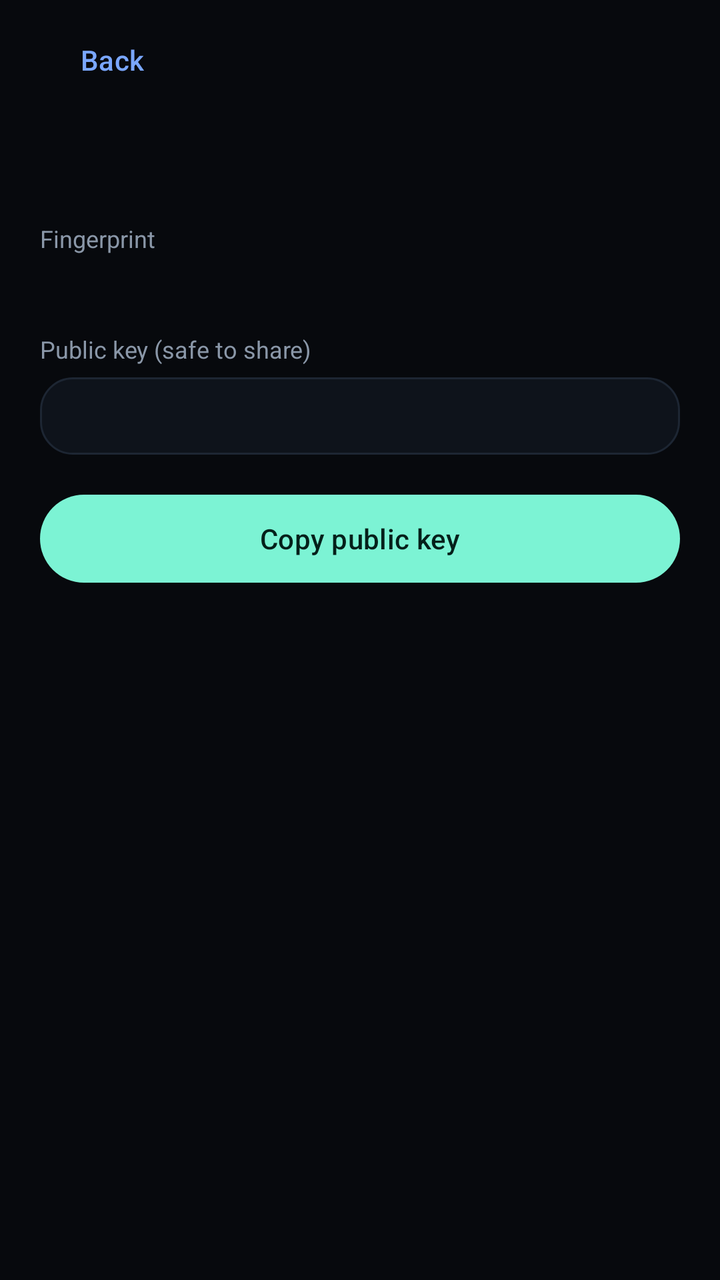
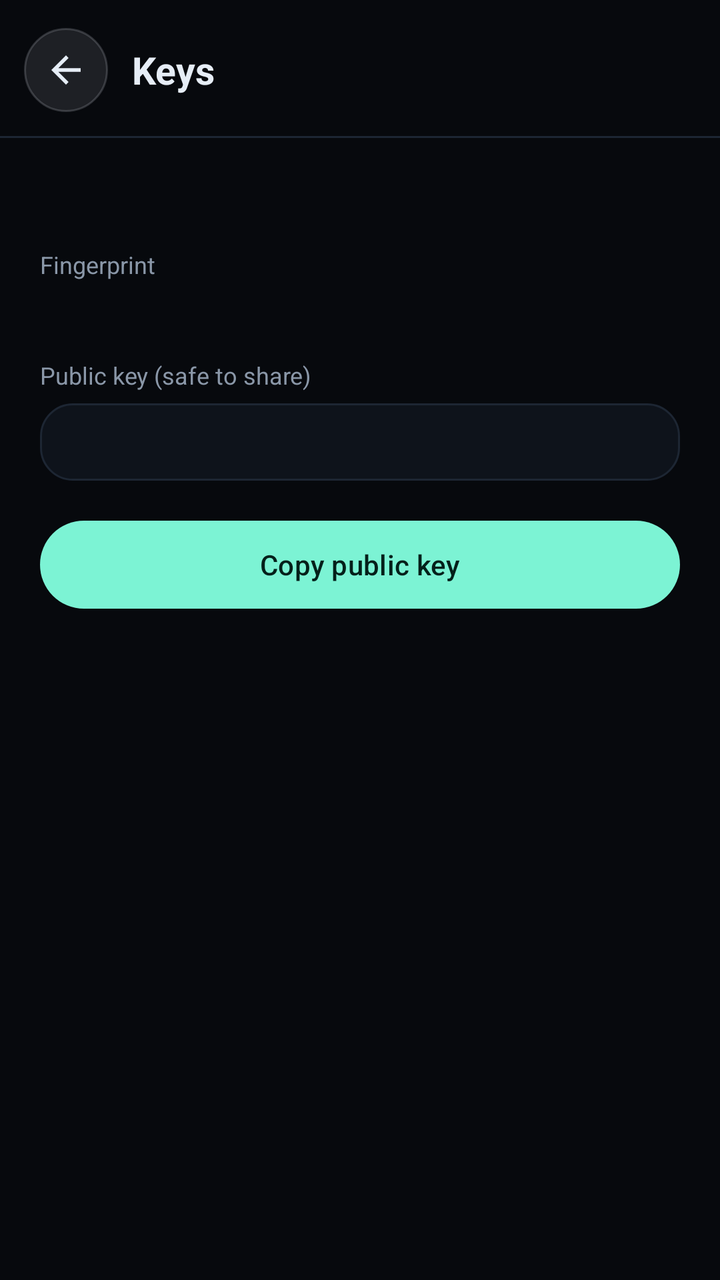

The first picture is an Android layout as it rendered before a commit; the second is the same layout after the commit. The layout source and the unified diff follow.
<!-- AndroidManifest.xml: application theme Theme.Sigil -->
<!-- res/layout/activity_keys.xml -->
<?xml version="1.0" encoding="utf-8"?>
<LinearLayout xmlns:android="http://schemas.android.com/apk/res/android"
    android:layout_width="match_parent"
    android:layout_height="match_parent"
    android:background="@color/bg"
    android:orientation="vertical">

    
    <LinearLayout
        android:layout_width="match_parent"
        android:layout_height="wrap_content"
        android:gravity="center_vertical"
        android:orientation="horizontal"
        android:paddingStart="12dp"
        android:paddingEnd="20dp"
        android:paddingTop="8dp"
        android:paddingBottom="4dp">

        <com.google.android.material.button.MaterialButton
            android:id="@+id/back"
            style="@style/Widget.Material3.Button.TextButton"
            android:layout_width="wrap_content"
            android:layout_height="44dp"
            android:text="Back"
            android:textAllCaps="false"
            android:textColor="@color/blue" />
    </LinearLayout>

    <ScrollView
        android:layout_width="match_parent"
        android:layout_height="0dp"
        android:layout_weight="1"
        android:overScrollMode="never"
        android:scrollbars="none">

        <LinearLayout
            android:layout_width="match_parent"
            android:layout_height="wrap_content"
            android:orientation="vertical"
            android:paddingStart="20dp"
            android:paddingEnd="20dp"
            android:paddingBottom="24dp">

            <TextView
                android:id="@+id/title"
                android:layout_width="wrap_content"
                android:layout_height="wrap_content"
                android:textColor="@color/text"
                android:textSize="26sp"
                android:textStyle="bold" />

            <TextView
                android:layout_width="wrap_content"
                android:layout_height="wrap_content"
                android:layout_marginTop="20dp"
                android:text="Fingerprint"
                android:textColor="@color/muted"
                android:textSize="12sp" />

            <TextView
                android:id="@+id/fpr"
                android:layout_width="match_parent"
                android:layout_height="wrap_content"
                android:fontFamily="monospace"
                android:textColor="@color/teal"
                android:textIsSelectable="true"
                android:textSize="14sp" />

            <TextView
                android:layout_width="wrap_content"
                android:layout_height="wrap_content"
                android:layout_marginTop="20dp"
                android:text="Public key (safe to share)"
                android:textColor="@color/muted"
                android:textSize="12sp" />

            <TextView
                android:id="@+id/armored"
                android:layout_width="match_parent"
                android:layout_height="wrap_content"
                android:layout_marginTop="6dp"
                android:background="@drawable/bg_card"
                android:fontFamily="monospace"
                android:padding="12dp"
                android:textColor="@color/text"
                android:textIsSelectable="true"
                android:textSize="11sp" />

            <com.google.android.material.button.MaterialButton
                android:id="@+id/copyBtn"
                style="@style/Widget.Material3.Button"
                android:layout_width="match_parent"
                android:layout_height="52dp"
                android:layout_marginTop="16dp"
                android:text="Copy public key"
                android:textAllCaps="false" />

            <com.google.android.material.button.MaterialButton
                android:id="@+id/exportBtn"
                style="@style/Widget.Material3.Button.OutlinedButton"
                android:layout_width="match_parent"
                android:layout_height="52dp"
                android:layout_marginTop="12dp"
                android:text="Export private key backup"
                android:textAllCaps="false"
                android:visibility="gone" />

            <com.google.android.material.button.MaterialButton
                android:id="@+id/wipeBtn"
                style="@style/Widget.Material3.Button.OutlinedButton"
                android:layout_width="match_parent"
                android:layout_height="52dp"
                android:layout_marginTop="12dp"
                android:text="Delete keys from this phone"
                android:textAllCaps="false"
                android:textColor="@color/danger"
                android:visibility="gone" />
        </LinearLayout>
    </ScrollView>
</LinearLayout>
<!-- resources referenced by this layout -->
<resources>
  <color name="bg">#FF07090D</color>
  <color name="blue">#FF7AA7FF</color>
  <color name="danger">#FFFF7A8A</color>
  <color name="muted">#FF8A97A8</color>
  <color name="teal">#FF7CF3D4</color>
  <color name="text">#FFE6EDF6</color>
  <!-- drawable bg_card (drawable) -->
  <?xml version="1.0" encoding="utf-8"?>
  <shape xmlns:android="http://schemas.android.com/apk/res/android" android:shape="rectangle">
      <solid android:color="@color/panel" />
      <stroke android:width="1dp" android:color="@color/line" />
      <corners android:radius="16dp" />
  </shape>
  <style name="Theme.Sigil" parent="Theme.Material3.Dark.NoActionBar">
          <item name="colorPrimary">@color/teal</item>
          <item name="colorOnPrimary">@color/ink</item>
          <item name="colorSecondary">@color/blue</item>
          <item name="colorOnSecondary">@color/ink</item>
          <item name="colorSurface">@color/panel</item>
          <item name="colorOnSurface">@color/text</item>
          <item name="android:colorBackground">@color/bg</item>
          <item name="android:windowBackground">@color/bg</item>
          <item name="android:statusBarColor">@color/bg</item>
          <item name="android:navigationBarColor">@color/bg</item>
          <item name="android:windowLightStatusBar">false</item>
      </style>
  <color name="panel">#FF0E131B</color>
  <color name="line">#FF1D2633</color>
  <color name="ink">#FF04201A</color>
</resources>

<!-- the commit's change to res/layout/activity_keys.xml (unified diff, before → after) -->
@@ -9,23 +9,41 @@
     <LinearLayout
         android:layout_width="match_parent"
         android:layout_height="wrap_content"
+        android:background="@color/bg"
         android:gravity="center_vertical"
         android:orientation="horizontal"
         android:paddingStart="12dp"
-        android:paddingEnd="20dp"
-        android:paddingTop="8dp"
-        android:paddingBottom="4dp">
+        android:paddingEnd="12dp"
+        android:paddingTop="14dp"
+        android:paddingBottom="12dp">
 
-        <com.google.android.material.button.MaterialButton
+        <ImageButton
             android:id="@+id/back"
-            style="@style/Widget.Material3.Button.TextButton"
-            android:layout_width="wrap_content"
-            android:layout_height="44dp"
-            android:text="Back"
-            android:textAllCaps="false"
-            android:textColor="@color/blue" />
+            style="@style/HeaderIconButton"
+            android:layout_marginStart="0dp"
+            android:contentDescription="Back"
+            android:src="@drawable/ic_arrow_back" />
+
+        <LinearLayout
+            android:layout_width="0dp"
+            android:layout_height="wrap_content"
+            android:layout_marginStart="12dp"
+            android:layout_weight="1"
+            android:orientation="vertical">
+
+            <TextView
+                android:id="@+id/headerTitle"
+                style="@style/HeaderTitle"
+                android:layout_width="wrap_content"
+                android:layout_height="wrap_content"
+                android:text="Keys" />
+        </LinearLayout>
     </LinearLayout>
 
+    <View
+        android:layout_width="match_parent"
+        android:layout_height="1dp"
+        android:background="@color/line" />
     <ScrollView
         android:layout_width="match_parent"
         android:layout_height="0dp"
<!-- resource entries referenced after the edit -->
@@ -13,6 +13,34 @@
       <stroke android:width="1dp" android:color="@color/line" />
       <corners android:radius="16dp" />
   </shape>
+  <!-- drawable ic_arrow_back (drawable) -->
+  <?xml version="1.0" encoding="utf-8"?>
+  <vector xmlns:android="http://schemas.android.com/apk/res/android"
+      android:width="24dp"
+      android:height="24dp"
+      android:viewportWidth="24"
+      android:viewportHeight="24">
+      <path
+          android:fillColor="#FFE6EDF6"
+          android:pathData="M20,11H7.83l5.59,-5.59L12,4l-8,8 8,8 1.41,-1.41L7.83,13H20v-2z" />
+  </vector>
+  <style name="HeaderIconButton">
+          <item name="android:layout_width">42dp</item>
+          <item name="android:layout_height">42dp</item>
+          <item name="android:layout_marginStart">8dp</item>
+          <item name="android:background">@drawable/bg_icon_btn</item>
+          <item name="android:padding">10dp</item>
+          <item name="android:scaleType">fitCenter</item>
+          <item name="android:tint">@color/text</item>
+          <item name="android:contentDescription">@null</item>
+      </style>
+  <style name="HeaderTitle">
+          <item name="android:textColor">@color/text</item>
+          <item name="android:textSize">19sp</item>
+          <item name="android:textStyle">bold</item>
+          <item name="android:singleLine">true</item>
+          <item name="android:ellipsize">end</item>
+      </style>
   <style name="Theme.Sigil" parent="Theme.Material3.Dark.NoActionBar">
           <item name="colorPrimary">@color/teal</item>
           <item name="colorOnPrimary">@color/ink</item>
@@ -27,6 +55,22 @@
           <item name="android:windowLightStatusBar">false</item>
       </style>
   <color name="panel">#FF0E131B</color>
+  <!-- drawable bg_icon_btn (drawable) -->
+  <?xml version="1.0" encoding="utf-8"?>
+  <ripple xmlns:android="http://schemas.android.com/apk/res/android"
+      android:color="#33E6EDF6">
+      <item android:id="@android:id/mask">
+          <shape android:shape="oval">
+              <solid android:color="#FFFFFFFF" />
+          </shape>
+      </item>
+      <item>
+          <shape android:shape="oval">
+              <solid android:color="#1AE6EDF6" />
+              <stroke android:width="1dp" android:color="#2EE6EDF6" />
+          </shape>
+      </item>
+  </ripple>
   <color name="line">#FF1D2633</color>
   <color name="ink">#FF04201A</color>
 </resources>
